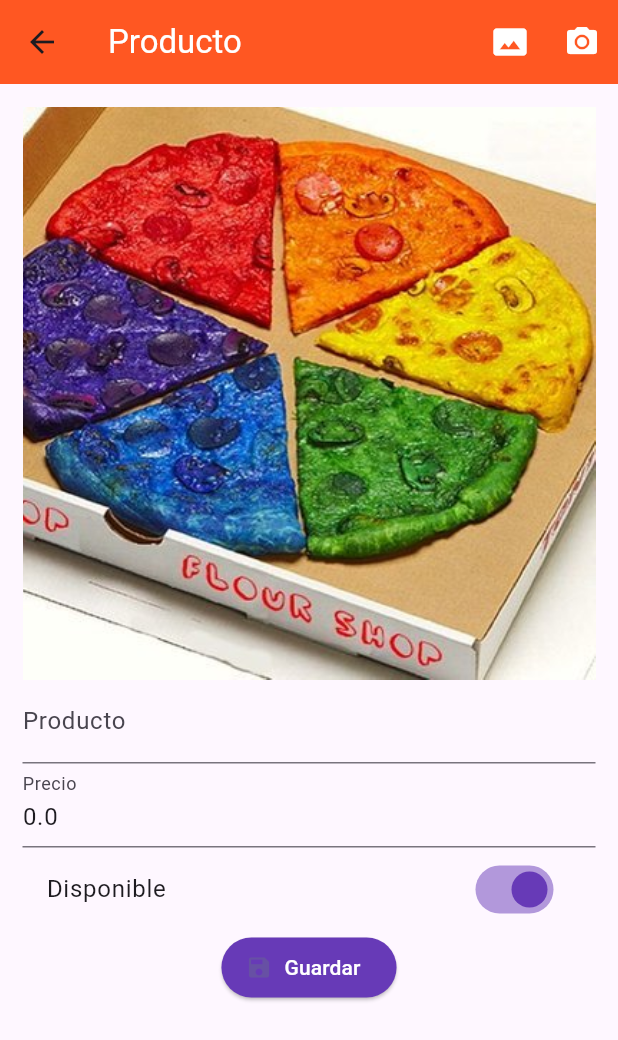
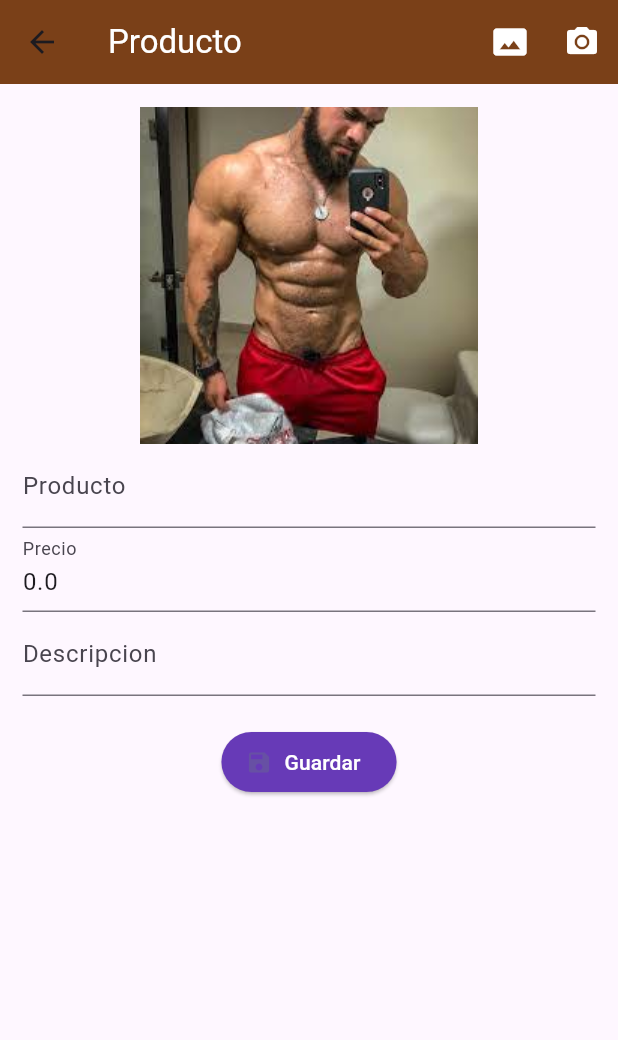
Before and after one commit to adriancamarena2310/ArgenisPizza, a Flutter app: the ProductoPage screen opened by its route, on a phone screen of 412 x 824 dp. Shown: the top 1040 px of the screen. Run offline on Flutter 3.47's test engine with Material 3 defaults, Android fonts, the phone set to English and light mode, and no system bars; our stand-ins replace image_picker, rxdart, shared_preferences; missing offline and left inert: mime_type; accounts and stored records are empty; network calls fail.

Commit message:
feat: homeDomicilio-Tienda y Login

```diff
--- a/argenis_app/lib/src/app.dart
+++ b/argenis_app/lib/src/app.dart
@@ -5,6 +5,7 @@ import 'package:argenis_app/src/screens/Preview_Screen.dart';
 import 'package:argenis_app/src/screens/Producto_Screen.dart';
 import 'package:argenis_app/src/screens/Profile_Screen.dart';
 import 'package:argenis_app/src/screens/Register_Screen.dart';
+import 'package:argenis_app/src/screens/Ver_Producto.dart';
 import 'package:flutter/material.dart';
 
 class MyApp extends StatelessWidget {
@@ -24,6 +25,7 @@ class MyApp extends StatelessWidget {
         "/homeDomicilio": (BuildContext context ) => const HomeDomicilioScreen(),
         "/profile": (BuildContext context ) => const ProfileScreen(),
         "/producto": (BuildContext context ) => ProductoPage(),
+        "/VerProducto": (BuildContext context ) => VerProductoScreen(),
       },
     );
   }
--- a/argenis_app/lib/src/models/producto_model.dart
+++ b/argenis_app/lib/src/models/producto_model.dart
@@ -13,30 +13,30 @@ class ProductoModel {
     String? id;
     String titulo;
     double valor;
-    bool disponible;
     String? fotoUrl;
+    String? descripcion;
 
     ProductoModel({
         this.id,
         this.titulo = '',
         this.valor  = 0.0,
-        this.disponible = true,
         this.fotoUrl,
+        this.descripcion
     });
 
     factory ProductoModel.fromJson(Map<String, dynamic> json) => new ProductoModel(
         id         : json["id"],
         titulo     : json["titulo"],
         valor      : json["valor"],
-        disponible : json["disponible"],
         fotoUrl    : json["fotoUrl"],
+        descripcion: json["descripcion"]
     );
 
     Map<String, dynamic> toJson() => {
         //"id"         : id,
         "titulo"     : titulo,
         "valor"      : valor,
-        "disponible" : disponible,
         "fotoUrl"    : fotoUrl,
+        "descripcion": descripcion
     };
 }
--- a/argenis_app/lib/src/screens/Login_Screen.dart
+++ b/argenis_app/lib/src/screens/Login_Screen.dart
@@ -27,7 +27,7 @@ class _LoginScreenState extends State<LoginScreen> {
   Widget build(BuildContext context) {
     return Scaffold(
       appBar: AppBar(
-        title: const Text('Inicio de Sesión'),
+        title: const Text('Inicio de Sesión', style: TextStyle(color: Colors.white),),
         backgroundColor: Color.fromARGB(255, 124, 74, 31),
       ),
       body: _loginForm(context),
@@ -163,7 +163,7 @@ Widget _loginForm(BuildContext context) {
 
     if( info["ok"]){
       // ignore: use_build_context_synchronously
-      Navigator.pushReplacementNamed(context, "/homeDomicilio");
+      Navigator.pushReplacementNamed(context, "/homeDomicilio",arguments: bloc.email);
     }else{
       // ignore: use_build_context_synchronously
       mostrarAlerta(context, info["mensaje"]);
--- a/argenis_app/lib/src/screens/Preview_Screen.dart
+++ b/argenis_app/lib/src/screens/Preview_Screen.dart
@@ -29,7 +29,7 @@ class PreviewScreen extends StatelessWidget {
               const SizedBox(height: 20),
               ElevatedButton(
                 onPressed: () {
-                  Navigator.pushReplacementNamed(context, "/login");
+                  Navigator.pushNamed(context, "/login");
                 },
                 child: const Text('Entrega a domicilio'),
               ),
@@ -47,7 +47,7 @@ class PreviewScreen extends StatelessWidget {
 
     if( info["ok"]){
       // ignore: use_build_context_synchronously
-      Navigator.pushReplacementNamed(context, "/homeTienda");
+      Navigator.pushNamed(context, "/homeTienda");
     }
 
   }
--- a/argenis_app/lib/src/screens/Producto_Screen.dart
+++ b/argenis_app/lib/src/screens/Producto_Screen.dart
@@ -35,7 +35,7 @@ class _ProductoPageState extends State<ProductoPage> {
       key: scaffoldKey,
       appBar: AppBar(
         title: const Text("Producto", style: TextStyle(color: Colors.white),),
-        backgroundColor: Colors.deepOrange,
+        backgroundColor: Color.fromARGB(255, 122, 64, 24),
         actions: [
           IconButton(
             icon: const Icon(Icons.photo_size_select_actual, color: Colors.white,),
@@ -57,7 +57,8 @@ class _ProductoPageState extends State<ProductoPage> {
                 _mostrarFoto(),
                 _crearNombre(),
                 _crearPrecio(),
-                _crearDisponible(),
+                _crearDescrpcion(),
+                const SizedBox(height: 20),
                 _crearBoton(),
               ],
             ),
@@ -84,6 +85,23 @@ class _ProductoPageState extends State<ProductoPage> {
     );
   }
 
+  Widget _crearDescrpcion() {
+    return TextFormField(
+      initialValue: producto.descripcion,
+      textCapitalization: TextCapitalization.sentences,
+      decoration: const InputDecoration(
+        labelText: "Descripcion"
+      ),
+      onSaved: (value) => producto.descripcion = value!,
+      validator: (value) {
+        if (value!.length < 3) {
+          return "Ingrese una descripcion";
+        }
+        return null;
+      },
+    );
+  }
+
   Widget _crearPrecio() {
     return TextFormField(
       initialValue: producto.valor.toString(),
@@ -99,17 +117,6 @@ class _ProductoPageState extends State<ProductoPage> {
           return "Sólo escriba números";
         }
       },
-    );
-  }
-
-  Widget _crearDisponible() {
-    return SwitchListTile(
-      value: producto.disponible,
-      title: const Text("Disponible"),
-      activeColor: Colors.deepPurple,
-      onChanged: (value) => setState(() {
-        producto.disponible = value;
-      }),
     );
   }
 
@@ -175,7 +182,7 @@ class _ProductoPageState extends State<ProductoPage> {
           height: 300.0,
         );
       }
-      return Image.asset('images/pizzas/argeniss.jpg');
+      return Image.asset('images/users/chikil.jpg');
     }
   }
 
```
Also changed, not shown: argenis_app/lib/src/screens/Home_Domicilio_Screen.dart (+67 -4 lines), argenis_app/lib/src/screens/Home_Tienda_Screen.dart (+33 -44 lines), argenis_app/lib/src/screens/Register_Screen.dart (+6 -5 lines), argenis_app/lib/src/screens/Ver_Producto.dart (added, +66 -0 lines), argenis_app/images/assets/argenis.jpg (added), argenis_app/lib/src/providers/usuario_provider.dart (line endings or trailing spaces), 1 other file.
